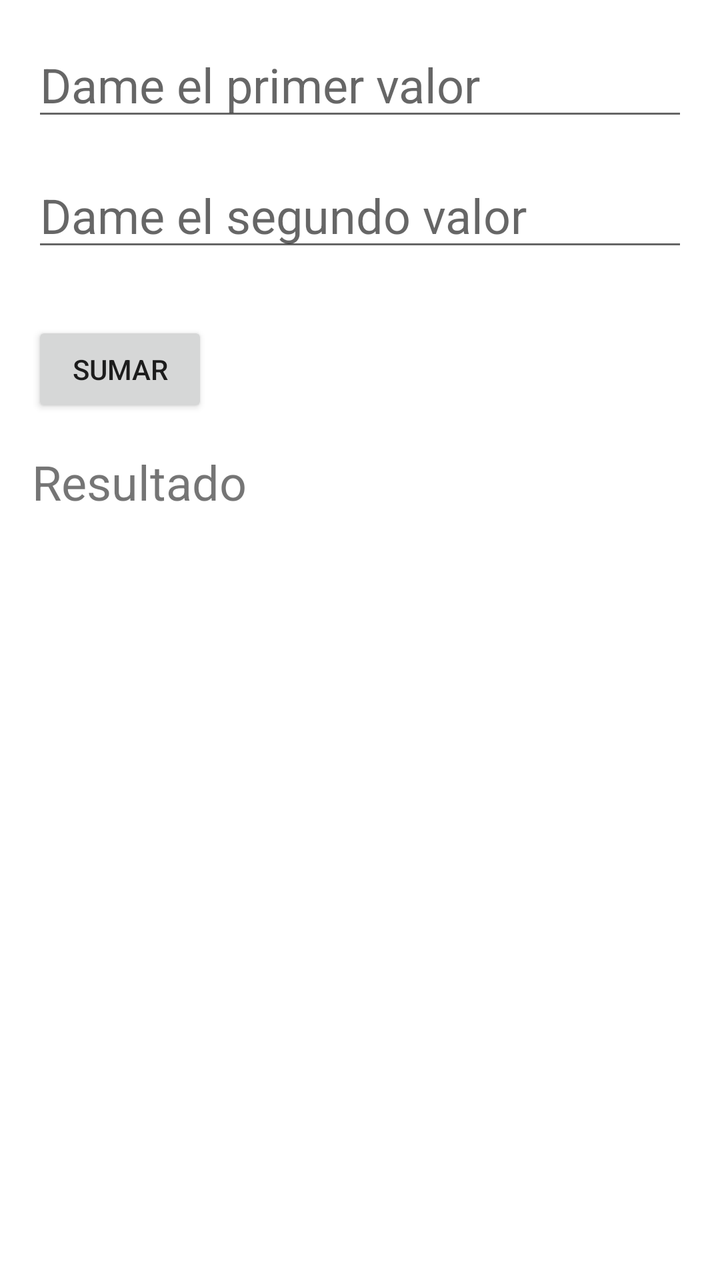
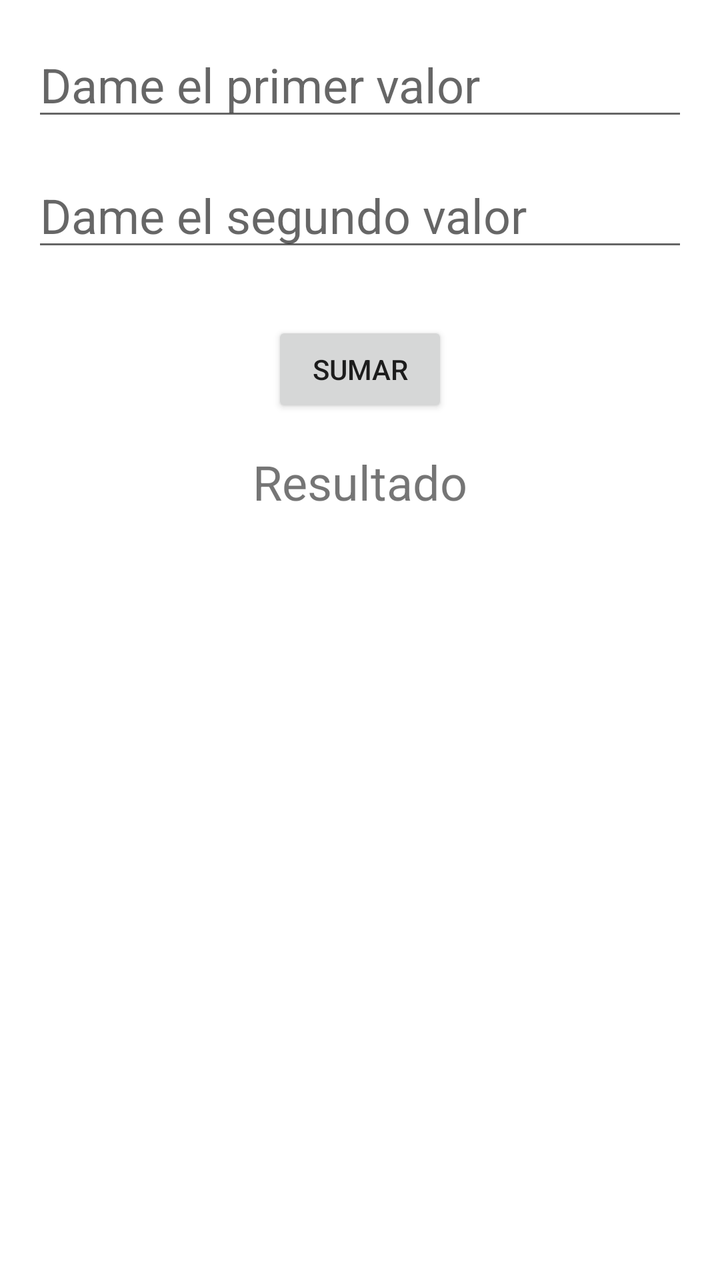

An Android layout rendered at two revisions. The XML below is the earlier revision; the diff shows what the commit changed to produce the second picture.
<!-- AndroidManifest.xml: application theme Theme.proyectoandroidstudio -->
<!-- res/layout/activity_main.xml -->
<?xml version="1.0" encoding="utf-8"?>
<androidx.constraintlayout.widget.ConstraintLayout
    xmlns:android="http://schemas.android.com/apk/res/android"
    xmlns:app="http://schemas.android.com/apk/res-auto"
    android:layout_width="match_parent"
    android:layout_height="match_parent">

    <EditText
        android:id="@+id/txt_num"
        android:layout_width="0dp"
        android:layout_height="wrap_content"
        android:hint="Dame el primer valor"
        android:inputType="number"
        android:textSize="24sp"
        android:layout_margin="16dp"
        app:layout_constraintTop_toTopOf="parent"
        app:layout_constraintStart_toStartOf="parent"
        app:layout_constraintEnd_toEndOf="parent"
        android:layout_marginTop="60dp"/>

    <EditText
        android:id="@+id/txt_num2"
        android:layout_width="0dp"
        android:layout_height="wrap_content"
        android:hint="Dame el segundo valor"
        android:inputType="number"
        android:textSize="24sp"
        android:layout_margin="16dp"
        app:layout_constraintTop_toBottomOf="@id/txt_num"
        app:layout_constraintStart_toStartOf="parent"
        app:layout_constraintEnd_toEndOf="parent"
        android:layout_marginTop="30dp"/>

    <Button
        android:id="@+id/button"
        android:layout_width="wrap_content"
        android:layout_height="wrap_content"
        android:text="SUMAR"
        app:layout_constraintTop_toBottomOf="@id/txt_num2"
        app:layout_constraintStart_toStartOf="parent"
        android:layout_marginTop="30dp"
        android:layout_marginStart="16dp"/>

    <TextView
        android:id="@+id/txt_resultado"
        android:layout_width="wrap_content"
        android:layout_height="wrap_content"
        android:text="Resultado"
        android:textSize="24sp"
        android:layout_margin="16dp"
        app:layout_constraintTop_toBottomOf="@id/button"
        app:layout_constraintStart_toStartOf="parent"
        android:layout_marginTop="30dp"/>

</androidx.constraintlayout.widget.ConstraintLayout>
<!-- resources referenced by this layout -->
<resources>
  <style name="Theme.proyectoandroidstudio" parent="Theme.MaterialComponents.DayNight.DarkActionBar">
          
          <item name="colorPrimary">@color/purple_500</item>
          <item name="colorPrimaryVariant">@color/purple_700</item>
          <item name="colorOnPrimary">@color/white</item>
          
          <item name="colorSecondary">@color/teal_200</item>
          <item name="colorSecondaryVariant">@color/teal_700</item>
          <item name="colorOnSecondary">@color/black</item>
          
          <item name="android:statusBarColor">?attr/colorPrimaryVariant</item>
          
      </style>
  <color name="purple_500">#FF6200EE</color>
  <color name="purple_700">#FF3700B3</color>
  <color name="white">#FFFFFFFF</color>
  <color name="teal_200">#FF03DAC5</color>
  <color name="teal_700">#FF018786</color>
  <color name="black">#FF000000</color>
</resources>

<!-- the commit's change to res/layout/activity_main.xml (unified diff, before → after) -->
@@ -9,14 +9,13 @@
         android:id="@+id/txt_num"
         android:layout_width="0dp"
         android:layout_height="wrap_content"
+        android:layout_margin="16dp"
         android:hint="Dame el primer valor"
         android:inputType="number"
         android:textSize="24sp"
-        android:layout_margin="16dp"
-        app:layout_constraintTop_toTopOf="parent"
+        app:layout_constraintEnd_toEndOf="parent"
         app:layout_constraintStart_toStartOf="parent"
-        app:layout_constraintEnd_toEndOf="parent"
-        android:layout_marginTop="60dp"/>
+        app:layout_constraintTop_toTopOf="parent" />
 
     <EditText
         android:id="@+id/txt_num2"
@@ -35,21 +34,22 @@
         android:id="@+id/button"
         android:layout_width="wrap_content"
         android:layout_height="wrap_content"
+        android:layout_marginTop="30dp"
         android:text="SUMAR"
-        app:layout_constraintTop_toBottomOf="@id/txt_num2"
+        app:layout_constraintEnd_toEndOf="parent"
         app:layout_constraintStart_toStartOf="parent"
-        android:layout_marginTop="30dp"
-        android:layout_marginStart="16dp"/>
+        app:layout_constraintTop_toBottomOf="@id/txt_num2" />
 
     <TextView
         android:id="@+id/txt_resultado"
         android:layout_width="wrap_content"
         android:layout_height="wrap_content"
+        android:layout_margin="16dp"
+        android:layout_marginTop="30dp"
         android:text="Resultado"
         android:textSize="24sp"
-        android:layout_margin="16dp"
-        app:layout_constraintTop_toBottomOf="@id/button"
+        app:layout_constraintEnd_toEndOf="parent"
         app:layout_constraintStart_toStartOf="parent"
-        android:layout_marginTop="30dp"/>
+        app:layout_constraintTop_toBottomOf="@id/button" />
 
 </androidx.constraintlayout.widget.ConstraintLayout>
